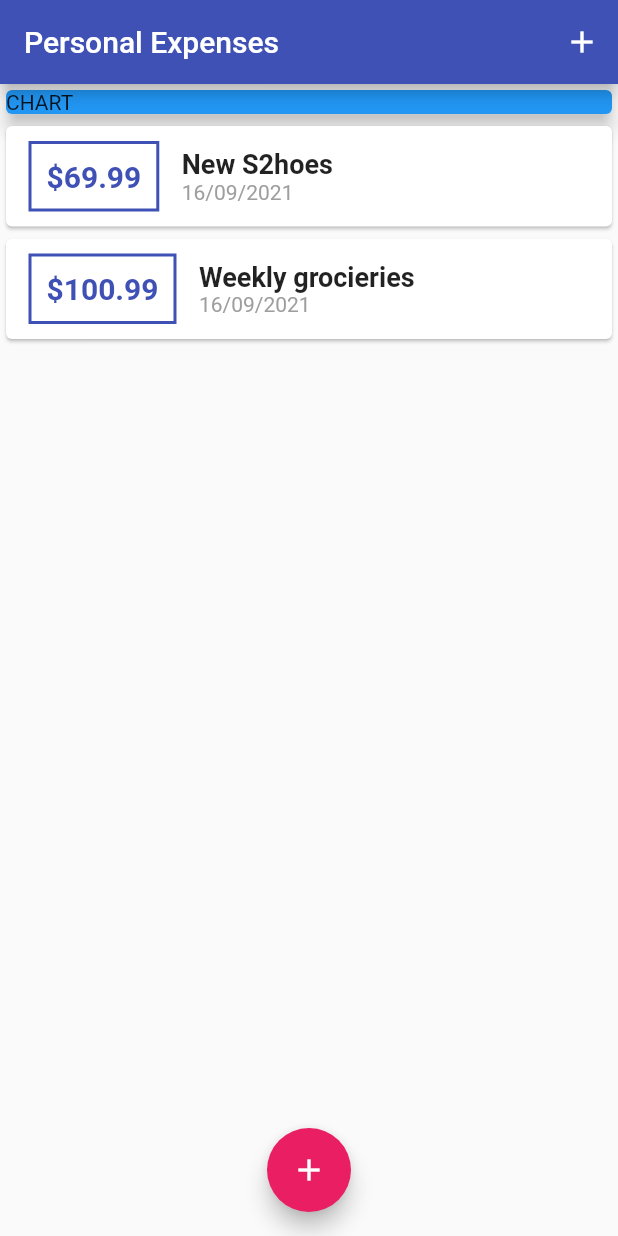
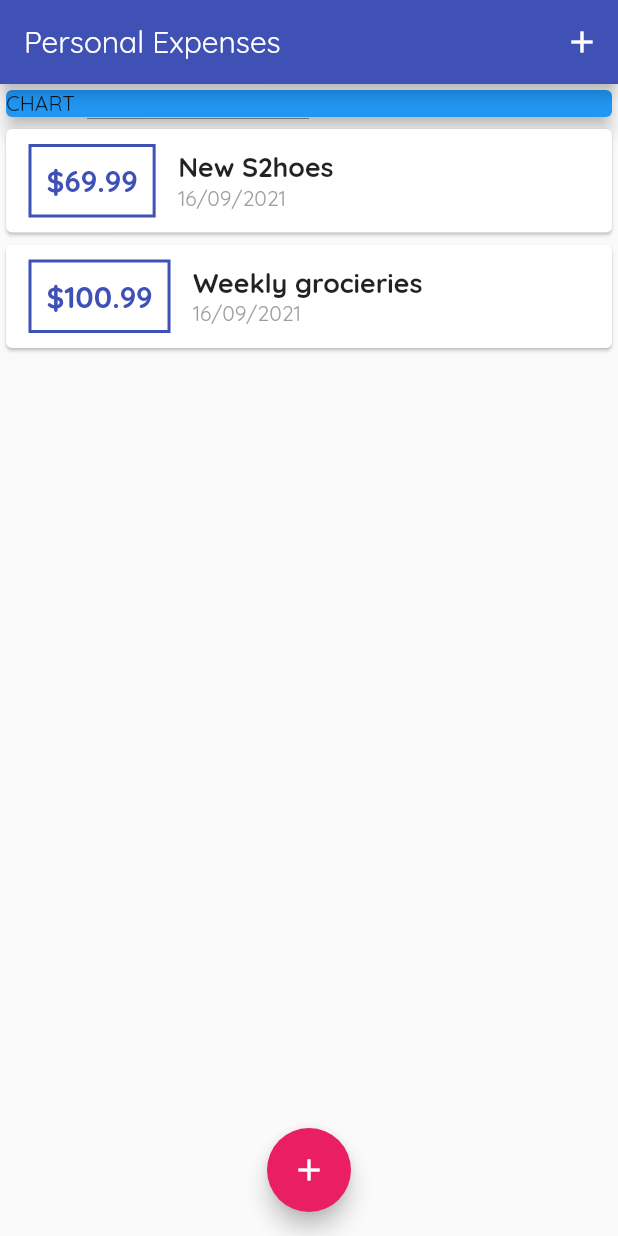
Before and after one commit to cmoscosoz/Flutter-ExpensesAPP, a Flutter app: the screen it shows after launch, on a phone screen of 412 x 824 dp. Run offline on Flutter 3.47's test engine with Material 2 defaults, Android fonts, the phone set to English and light mode, and no system bars.

Commit message:
adding fonts

```diff
--- a/lib/main.dart
+++ b/lib/main.dart
@@ -14,6 +14,7 @@
       theme: ThemeData(
         primarySwatch: Colors.indigo,
         accentColor: Colors.pink,
+        fontFamily: 'Quicksand',
       ),
       home: MyHomePage(),
     );
```
Also changed, not shown: pubspec.yaml (+13 -9 lines), assets/fonts/OpenSans-Bold.ttf (added), assets/fonts/OpenSans-Regular.ttf (added), assets/fonts/Quicksand-Bold.ttf (added), assets/fonts/Quicksand-Light.ttf (added), assets/fonts/Quicksand-Medium.ttf (added), assets/fonts/Quicksand-Regular.ttf (added).
